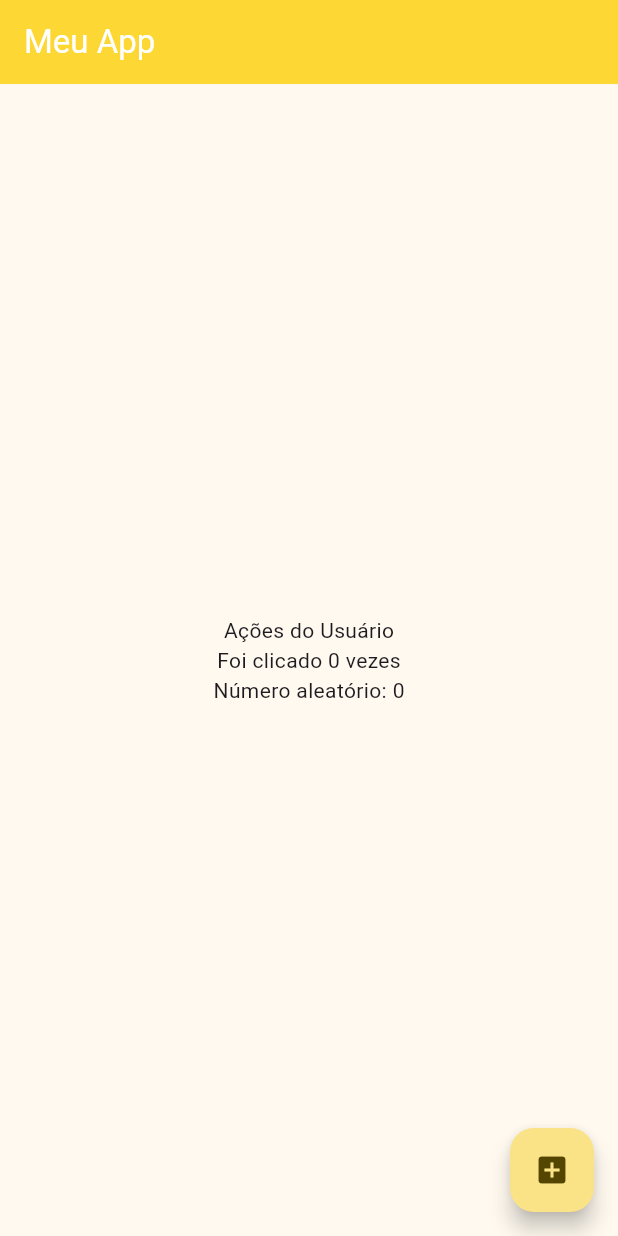
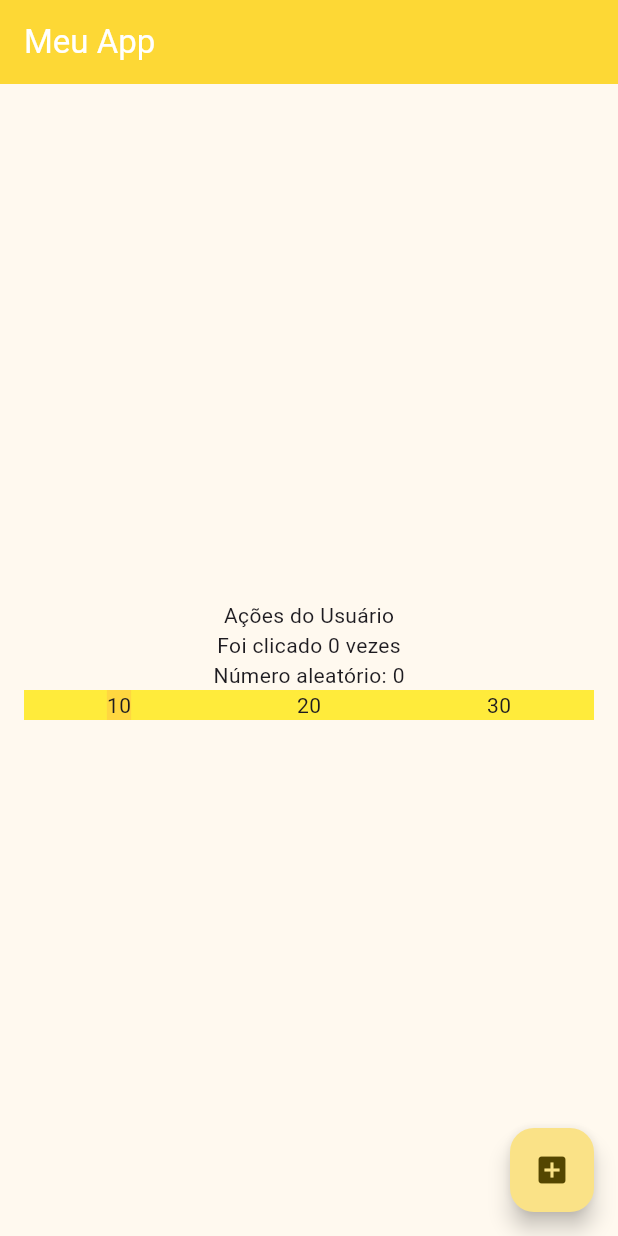
Before and after one commit to raphaeltake/Curso-flutter, a Flutter app: the screen it shows after launch, on a phone screen of 412 x 824 dp. Run offline on Flutter 3.47's test engine with Material 3 defaults, Android fonts, the phone set to English and light mode, and no system bars; our stand-ins replace google_fonts; missing offline and left inert: dart:ffi; Roboto replaces fonts that are missing (Cairo).

Commit message:
Introdução Row

```diff
--- a/primeiroscomponentes/lib/pages/home_page.dart
+++ b/primeiroscomponentes/lib/pages/home_page.dart
@@ -64,6 +64,22 @@ class _HomePageState extends State<HomePage> {
             Text("Número aleatório: $numeroGerado",
               // style: GoogleFonts.acme(fontSize: 20),
             ),
+            Container(
+              color: Colors.yellow,
+              child: Row(
+                mainAxisAlignment: MainAxisAlignment.spaceAround,
+                children: [
+                  Container(
+                    color: Colors.amberAccent,
+                    child:
+                    Text("10"),
+                  ),
+                  Text("20"),
+                  Text("30"),
+                ],
+              ),
+            )
+
           ],
         ),
       ),
```
